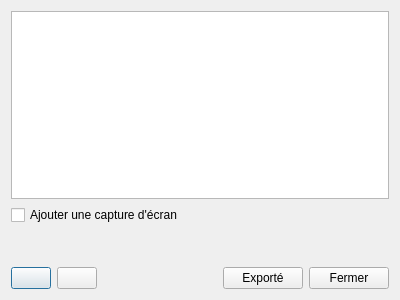
Old version of the form sources/packer.ui in the repository b4n92uid/theball-editor.
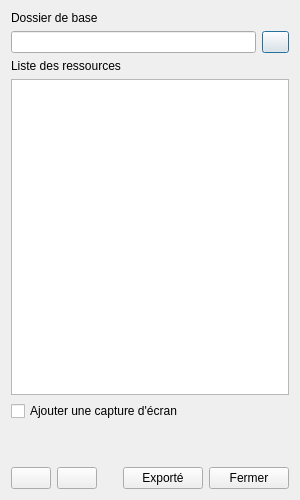
New version of the form. Icons and pictures are not drawn.

Commit message: Imrpove packer dialog (set base dir)

Diff of the .ui file:
```diff
--- a/sources/packer.ui
+++ b/sources/packer.ui
@@ -6,20 +6,56 @@
    <rect>
     <x>0</x>
     <y>0</y>
-    <width>400</width>
-    <height>300</height>
+    <width>300</width>
+    <height>500</height>
    </rect>
   </property>
-  <property name="maximumSize">
-   <size>
-    <width>400</width>
-    <height>300</height>
-   </size>
-  </property>
   <property name="windowTitle">
    <string>Packer</string>
   </property>
-  <layout class="QVBoxLayout" name="verticalLayout">
+  <layout class="QVBoxLayout" name="verticalLayout" stretch="0,0,0,1,0,0,0">
+   <item>
+    <widget class="QLabel" name="label">
+     <property name="text">
+      <string>Dossier de base</string>
+     </property>
+    </widget>
+   </item>
+   <item>
+    <layout class="QHBoxLayout" name="horizontalLayout_3" stretch="9,1">
+     <item>
+      <widget class="QLineEdit" name="baseDirectory">
+       <property name="readOnly">
+        <bool>true</bool>
+       </property>
+      </widget>
+     </item>
+     <item>
+      <widget class="QPushButton" name="browseBaseDirectory">
+       <property name="sizePolicy">
+        <sizepolicy hsizetype="Ignored" vsizetype="Fixed">
+         <horstretch>0</horstretch>
+         <verstretch>0</verstretch>
+        </sizepolicy>
+       </property>
+       <property name="text">
+        <string/>
+       </property>
+       <property name="icon">
+        <iconset resource="ressource.qrc">
+         <normaloff>:/Medias/medias/explore.png</normaloff>:/Medias/medias/explore.png</iconset>
+       </property>
+      </widget>
+     </item>
+    </layout>
+   </item>
+   <item>
+    <widget class="QLabel" name="label_2">
+     <property name="text">
+      <string>Liste des ressources</string>
+     </property>
+    </widget>
+   </item>
    <item>
     <widget class="QTreeView" name="fileListView"/>
    </item>
```
The commit also changes 3 other files.
